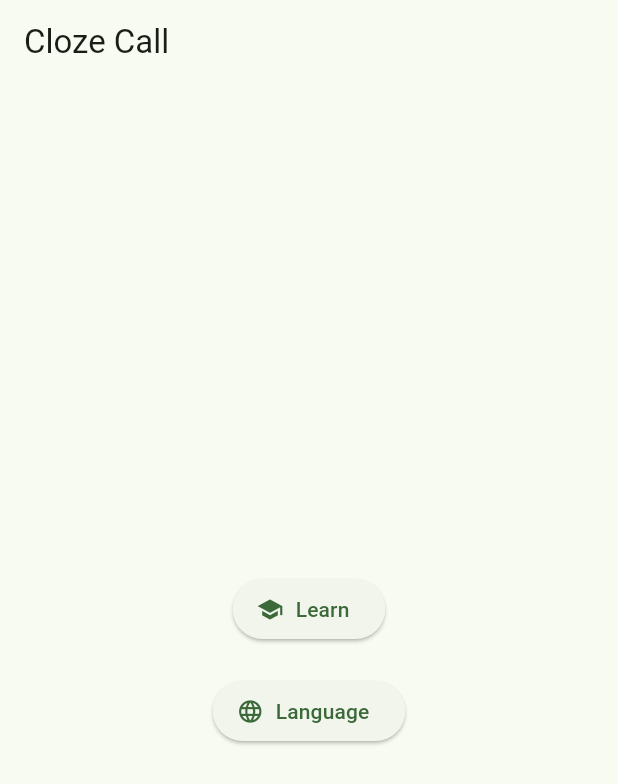
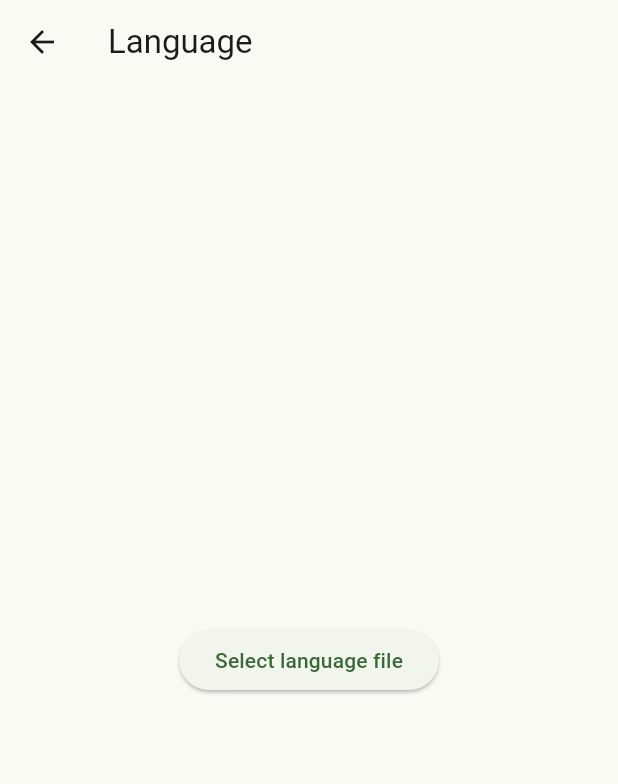
Before and after one commit to dov-vai/ClozeCall, a Flutter app: the screen it shows after launch, after a tap on "Language", on a phone screen of 412 x 824 dp. Shown: the top 784 px of the screen. Run offline on Flutter 3.47's test engine with Material 3 defaults, Android fonts, the phone set to English and light mode, and no system bars; our stand-ins replace file_picker.

Commit message:
feat: add language selection page

```diff
--- a/lib/main.dart
+++ b/lib/main.dart
@@ -1,11 +1,18 @@
+import 'package:cloze_call/pages/language_page.dart';
 import 'package:cloze_call/pages/learn_page.dart';
+import 'package:cloze_call/services/cloze_service.dart';
 import 'package:flutter/material.dart';
+import 'package:provider/provider.dart';
 
 import 'pages/home_page.dart';
 
-
 void main() {
-  runApp(const MyApp());
+  runApp(MultiProvider(
+    providers: [
+      Provider<ClozeService>(create: (_) => ClozeService()),
+    ],
+    child: const MyApp(),
+  ));
 }
 
 class MyApp extends StatelessWidget {
@@ -22,7 +29,8 @@
       initialRoute: '/',
       routes: {
         '/': (context) => const MyHomePage(),
-        '/learn': (context) => PlayPage(),
+        '/learn': (context) => LearnPage(),
+        '/language': (context) => LanguagePage(),
       },
     );
   }
--- a/lib/pages/home_page.dart
+++ b/lib/pages/home_page.dart
@@ -1,8 +1,4 @@
-import 'dart:io';
-import 'dart:typed_data';
 import 'package:flutter/material.dart';
-import 'package:audioplayers/audioplayers.dart';
-import 'package:edge_tts/edge_tts.dart' as edge_tts;
 
 class MyHomePage extends StatefulWidget {
   const MyHomePage({super.key});
@@ -12,36 +8,6 @@
 }
 
 class _MyHomePageState extends State<MyHomePage> {
-  late AudioPlayer player;
-
-
-  @override
-  void initState(){
-    super.initState();
-    player = AudioPlayer();
-  }
-
-  @override
-  void dispose() {
-    player.dispose();
-    super.dispose();
-  }
-
-  void _onPressed() async {
-    BytesBuilder builder = BytesBuilder();
-    var communicate = edge_tts.Communicate(text:"hey hey hey");
-    await for (var message in communicate.stream()) {
-      if (message['type'] == 'audio') {
-        builder.add(message['data']);
-      }
-    }
-    player.play(BytesSource(builder.toBytes()));
-
-    setState(() {
-
-    });
-  }
-
   @override
   Widget build(BuildContext context) {
     return Scaffold(
@@ -61,7 +27,9 @@
             ),
             const SizedBox(height: 20),
             ElevatedButton.icon(
-              onPressed: _onPressed,
+              onPressed: () {
+                Navigator.pushNamed(context, '/language');
+              },
               icon: const Icon(Icons.language),
               label: const Text("Language"),
             ),
--- /dev/null
+++ b/lib/pages/language_page.dart
@@ -0,0 +1,28 @@
+import 'package:cloze_call/services/cloze_service.dart';
+import 'package:flutter/material.dart';
+import 'package:provider/provider.dart';
+
+class LanguagePage extends StatelessWidget {
+  @override
+  Widget build(BuildContext context) {
+    final clozeService = Provider.of<ClozeService>(context, listen: false);
+    return Scaffold(
+      appBar: AppBar(
+        title: const Text('Language'),
+      ),
+      body: Center(
+        child: Column(
+          mainAxisAlignment: MainAxisAlignment.center,
+          children: [
+            ElevatedButton(
+              onPressed: () async {
+                await clozeService.initialize();
+              },
+              child: const Text('Select language file'),
+            ),
+          ],
+        ),
+      ),
+    );
+  }
+}
--- a/pubspec.yaml
+++ b/pubspec.yaml
@@ -40,6 +40,7 @@
   cupertino_icons: ^1.0.8
   audioplayers: ^6.1.0
   file_picker: ^8.1.2
+  provider: ^6.1.2
 
 dev_dependencies:
   flutter_test:
```
Also changed, not shown: pubspec.lock.
